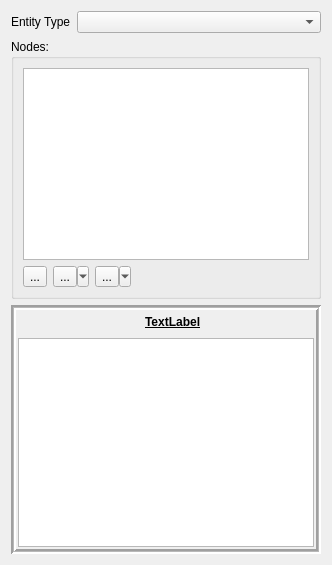
First picture: the form in Editor/src/Items/Entity/EntityWidget.ui, repository GameOverture/HarmonyEngine, before the edit.
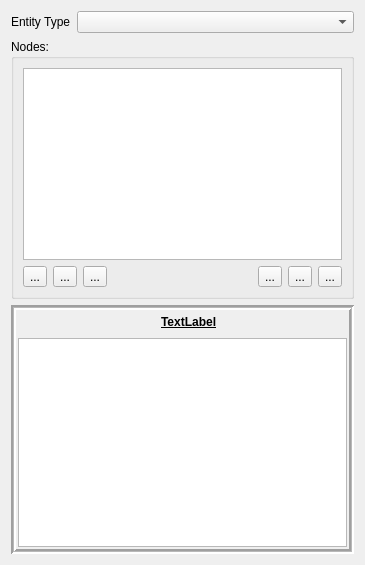
Second picture: the form after the edit. Icons and pictures are not drawn. Custom widgets are drawn as their Qt base class.

Patch:
```diff
--- a/Editor/src/Items/Entity/EntityWidget.ui
+++ b/Editor/src/Items/Entity/EntityWidget.ui
@@ -6,7 +6,7 @@
    <rect>
     <x>0</x>
     <y>0</y>
-    <width>332</width>
+    <width>365</width>
     <height>565</height>
    </rect>
   </property>
@@ -67,7 +67,7 @@
              <string>...</string>
             </property>
             <property name="popupMode">
-             <enum>QToolButton::MenuButtonPopup</enum>
+             <enum>QToolButton::DelayedPopup</enum>
             </property>
            </widget>
           </item>
@@ -77,7 +77,7 @@
              <string>...</string>
             </property>
             <property name="popupMode">
-             <enum>QToolButton::MenuButtonPopup</enum>
+             <enum>QToolButton::DelayedPopup</enum>
             </property>
            </widget>
           </item>
@@ -94,6 +94,27 @@
             </property>
            </spacer>
           </item>
+          <item>
+           <widget class="QToolButton" name="btnOrderUp">
+            <property name="text">
+             <string>...</string>
+            </property>
+           </widget>
+          </item>
+          <item>
+           <widget class="QToolButton" name="btnOrderDown">
+            <property name="text">
+             <string>...</string>
+            </property>
+           </widget>
+          </item>
+          <item>
+           <widget class="QToolButton" name="btnRemove">
+            <property name="text">
+             <string>...</string>
+            </property>
+           </widget>
+          </item>
          </layout>
         </item>
        </layout>
```
Left out of the diff: 36 changed lines with no effect on the pictures.
